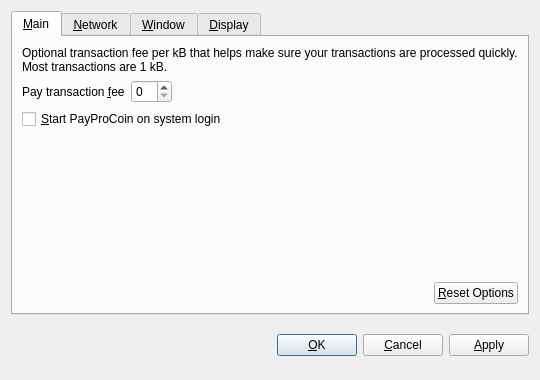
The window that src/qt/forms/optionsdialog.ui (PayProCoin/PayProCoin) describes before a commit, drawn with Qt 5.
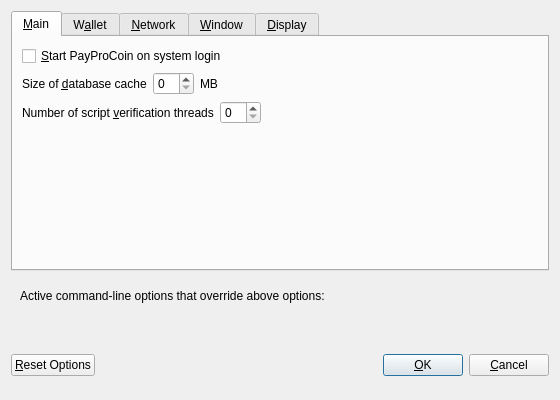
The same window after the commit. Custom widgets are drawn as their Qt base class.

The edit to the form file:
```diff
--- a/src/qt/forms/optionsdialog.ui
+++ b/src/qt/forms/optionsdialog.ui
@@ -6,8 +6,8 @@
    <rect>
     <x>0</x>
     <y>0</y>
-    <width>540</width>
-    <height>380</height>
+    <width>560</width>
+    <height>400</height>
    </rect>
   </property>
   <property name="windowTitle">
@@ -19,9 +19,6 @@
   <layout class="QVBoxLayout" name="verticalLayout">
    <item>
     <widget class="QTabWidget" name="tabWidget">
-     <property name="tabPosition">
-      <enum>QTabWidget::North</enum>
-     </property>
      <property name="currentIndex">
       <number>0</number>
      </property>
@@ -31,6 +28,116 @@
       </attribute>
       <layout class="QVBoxLayout" name="verticalLayout_Main">
        <item>
+        <widget class="QCheckBox" name="payprocoinAtStartup">
+         <property name="toolTip">
+          <string>Automatically start PayProCoin after logging in to the system.</string>
+         </property>
+         <property name="text">
+          <string>&amp;Start PayProCoin on system login</string>
+         </property>
+        </widget>
+       </item>
+       <item>
+        <layout class="QHBoxLayout" name="horizontalLayout_2_Main">
+         <item>
+          <widget class="QLabel" name="databaseCacheLabel">
+           <property name="text">
+            <string>Size of &amp;database cache</string>
+           </property>
+           <property name="textFormat">
+            <enum>Qt::PlainText</enum>
+           </property>
+           <property name="buddy">
+            <cstring>databaseCache</cstring>
+           </property>
+          </widget>
+         </item>
+         <item>
+          <widget class="QSpinBox" name="databaseCache"/>
+         </item>
+         <item>
+          <widget class="QLabel" name="databaseCacheUnitLabel">
+           <property name="text">
+            <string>MB</string>
+           </property>
+           <property name="textFormat">
+            <enum>Qt::PlainText</enum>
+           </property>
+          </widget>
+         </item>
+         <item>
+          <spacer name="horizontalSpacer_2_Main">
+           <property name="orientation">
+            <enum>Qt::Horizontal</enum>
+           </property>
+           <property name="sizeHint" stdset="0">
+            <size>
+             <width>40</width>
+             <height>20</height>
+            </size>
+           </property>
+          </spacer>
+         </item>
+        </layout>
+       </item>
+       <item>
+        <layout class="QHBoxLayout" name="horizontalLayout_3_Main">
+         <item>
+          <widget class="QLabel" name="threadsScriptVerifLabel">
+           <property name="text">
+            <string>Number of script &amp;verification threads</string>
+           </property>
+           <property name="textFormat">
+            <enum>Qt::PlainText</enum>
+           </property>
+           <property name="buddy">
+            <cstring>threadsScriptVerif</cstring>
+           </property>
+          </widget>
+         </item>
+         <item>
+          <widget class="QSpinBox" name="threadsScriptVerif">
+           <property name="toolTip">
+            <string>(0 = auto, &lt;0 = leave that many cores free)</string>
+           </property>
+          </widget>
+         </item>
+         <item>
+          <spacer name="horizontalSpacer_3_Main">
+           <property name="orientation">
+            <enum>Qt::Horizontal</enum>
+           </property>
+           <property name="sizeHint" stdset="0">
+            <size>
+             <width>40</width>
+             <height>20</height>
+            </size>
+           </property>
+          </spacer>
+         </item>
+        </layout>
+       </item>
+       <item>
+        <spacer name="verticalSpacer_Main">
+         <property name="orientation">
+          <enum>Qt::Vertical</enum>
+         </property>
+         <property name="sizeHint" stdset="0">
+          <size>
+           <width>20</width>
+           <height>40</height>
+          </size>
+         </property>
+        </spacer>
+       </item>
+      </layout>
+     </widget>
+     <widget class="QWidget" name="tabWallet">
+      <attribute name="title">
+       <string>W&amp;allet</string>
+      </attribute>
+      <layout class="QVBoxLayout" name="verticalLayout_Wallet">
+       <item>
         <widget class="QLabel" name="transactionFeeInfoLabel">
          <property name="text">
           <string>Optional transaction fee per kB that helps make sure your transactions are processed quickly. Most transactions are 1 kB.</string>
@@ -44,7 +151,7 @@
         </widget>
        </item>
        <item>
-        <layout class="QHBoxLayout" name="horizontalLayout_1_Main">
+        <layout class="QHBoxLayout" name="horizontalLayout_1_Wallet">
          <item>
           <widget class="QLabel" name="transactionFeeLabel">
            <property name="text">
@@ -59,7 +166,7 @@
           </widget>
          </item>
          <item>
-          <widget class="BitcoinAmountField" name="transactionFee"/>
+          <widget class="PayProCoinAmountField" name="transactionFee"/>
          </item>
          <item>
           <spacer name="horizontalSpacer_1_Main">
@@ -77,17 +184,7 @@
         </layout>
        </item>
        <item>
-        <widget class="QCheckBox" name="bitcoinAtStartup">
-         <property name="toolTip">
-          <string>Automatically start PayProCoin after logging in to the system.</string>
-         </property>
-         <property name="text">
-          <string>&amp;Start PayProCoin on system login</string>
-         </property>
-        </widget>
-       </item>
-       <item>
-        <spacer name="verticalSpacer_Main">
+        <spacer name="verticalSpacer_Wallet">
          <property name="orientation">
           <enum>Qt::Vertical</enum>
          </property>
@@ -100,34 +197,33 @@
         </spacer>
        </item>
        <item>
-        <layout class="QHBoxLayout" name="horizontalLayout_2_Main">
-         <item>
-          <spacer name="horizontalSpacer_2_Main">
-           <property name="orientation">
-            <enum>Qt::Horizontal</enum>
-           </property>
-           <property name="sizeHint" stdset="0">
-            <size>
-             <width>40</width>
-             <height>20</height>
-            </size>
-           </property>
-          </spacer>
-         </item>
-         <item>
-          <widget class="QPushButton" name="resetButton">
-           <property name="toolTip">
-            <string>Reset all client options to default.</string>
-           </property>
-           <property name="text">
-            <string>&amp;Reset Options</string>
-           </property>
-           <property name="autoDefault">
-            <bool>false</bool>
-           </property>
-          </widget>
-         </item>
-        </layout>
+        <widget class="QGroupBox" name="groupBox">
+         <property name="title">
+          <string>Expert</string>
+         </property>
+         <layout class="QVBoxLayout" name="verticalLayout_2">
+          <item>
+           <widget class="QCheckBox" name="coinControlFeatures">
+            <property name="toolTip">
+             <string>Whether to show coin control features or not.</string>
+            </property>
+            <property name="text">
+             <string>Enable coin &amp;control features</string>
+            </property>
+           </widget>
+          </item>
+          <item>
+           <widget class="QCheckBox" name="spendZeroConfChange">
+            <property name="toolTip">
+             <string>If you disable the spending of unconfirmed change, the change from a transaction cannot be used until that transaction has at least one confirmation. This also affects how your balance is computed.</string>
+            </property>
+            <property name="text">
+             <string>&amp;Spend unconfirmed change</string>
+            </property>
+           </widget>
+          </item>
+         </layout>
+        </widget>
        </item>
       </layout>
      </widget>
@@ -380,8 +476,67 @@
      </widget>
     </widget>
    </item>
+   <item>
+    <widget class="QFrame" name="frame">
+     <layout class="QVBoxLayout" name="verticalLayout_Bottom">
+      <item>
+       <layout class="QHBoxLayout" name="horizontalLayout_Bottom">
+        <item>
+         <widget class="QLabel" name="overriddenByCommandLineInfoLabel">
+          <property name="text">
+           <string>Active command-line options that override above options:</string>
+          </property>
+          <property name="textFormat">
+           <enum>Qt::PlainText</enum>
+          </property>
+         </widget>
+        </item>
+        <item>
+         <spacer name="horizontalSpacer_Bottom">
+          <property name="orientation">
+           <enum>Qt::Horizontal</enum>
+          </property>
+          <property name="sizeHint" stdset="0">
+           <size>
+            <width>40</width>
+            <height>20</height>
+           </size>
+          </property>
+         </spacer>
+        </item>
+       </layout>
+      </item>
+      <item>
+       <widget class="QLabel" name="overriddenByCommandLineLabel">
+        <property name="text">
+         <string/>
+        </property>
+        <property name="textFormat">
+         <enum>Qt::PlainText</enum>
+        </property>
+        <property name="wordWrap">
+         <bool>true</bool>
+        </property>
+       </widget>
+      </item>
+     </layout>
+    </widget>
+   </item>
    <item>
     <layout class="QHBoxLayout" name="horizontalLayout_Buttons">
+     <item>
+      <widget class="QPushButton" name="resetButton">
+       <property name="toolTip">
+        <string>Reset all client options to default.</string>
+       </property>
+       <property name="text">
+        <string>&amp;Reset Options</string>
+       </property>
+       <property name="autoDefault">
+        <bool>false</bool>
+       </property>
+      </widget>
+     </item>
      <item>
       <spacer name="horizontalSpacer_1">
        <property name="orientation">
@@ -397,6 +552,12 @@
      </item>
      <item>
       <widget class="QLabel" name="statusLabel">
+       <property name="minimumSize">
+        <size>
+         <width>200</width>
+         <height>0</height>
+        </size>
+       </property>
        <property name="font">
         <font>
          <weight>75</weight>
@@ -444,36 +605,27 @@
        </property>
       </widget>
      </item>
-     <item>
-      <widget class="QPushButton" name="applyButton">
-       <property name="text">
-        <string>&amp;Apply</string>
-       </property>
-       <property name="autoDefault">
-        <bool>false</bool>
-       </property>
-      </widget>
-     </item>
     </layout>
    </item>
   </layout>
  </widget>
  <customwidgets>
   <customwidget>
-   <class>BitcoinAmountField</class>
-   <extends>QSpinBox</extends>
-   <header>bitcoinamountfield.h</header>
+   <class>PayProCoinAmountField</class>
+   <extends>QLineEdit</extends>
+   <header>payprocoinamountfield.h</header>
+   <container>1</container>
+  </customwidget>
+  <customwidget>
+   <class>QValidatedLineEdit</class>
+   <extends>QLineEdit</extends>
+   <header>qvalidatedlineedit.h</header>
   </customwidget>
   <customwidget>
    <class>QValueComboBox</class>
    <extends>QComboBox</extends>
    <header>qvaluecombobox.h</header>
   </customwidget>
-  <customwidget>
-   <class>QValidatedLineEdit</class>
-   <extends>QLineEdit</extends>
-   <header>qvalidatedlineedit.h</header>
-  </customwidget>
  </customwidgets>
  <resources/>
  <connections/>
```
Left out of the diff: 48 changed lines with no effect on the pictures.
